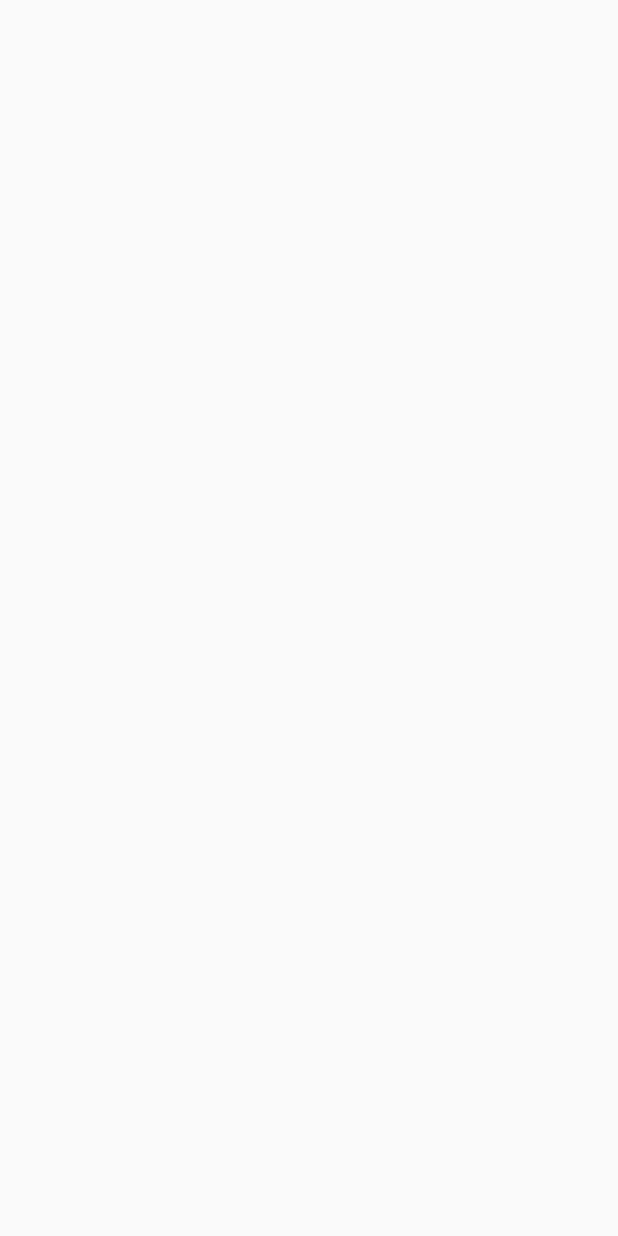
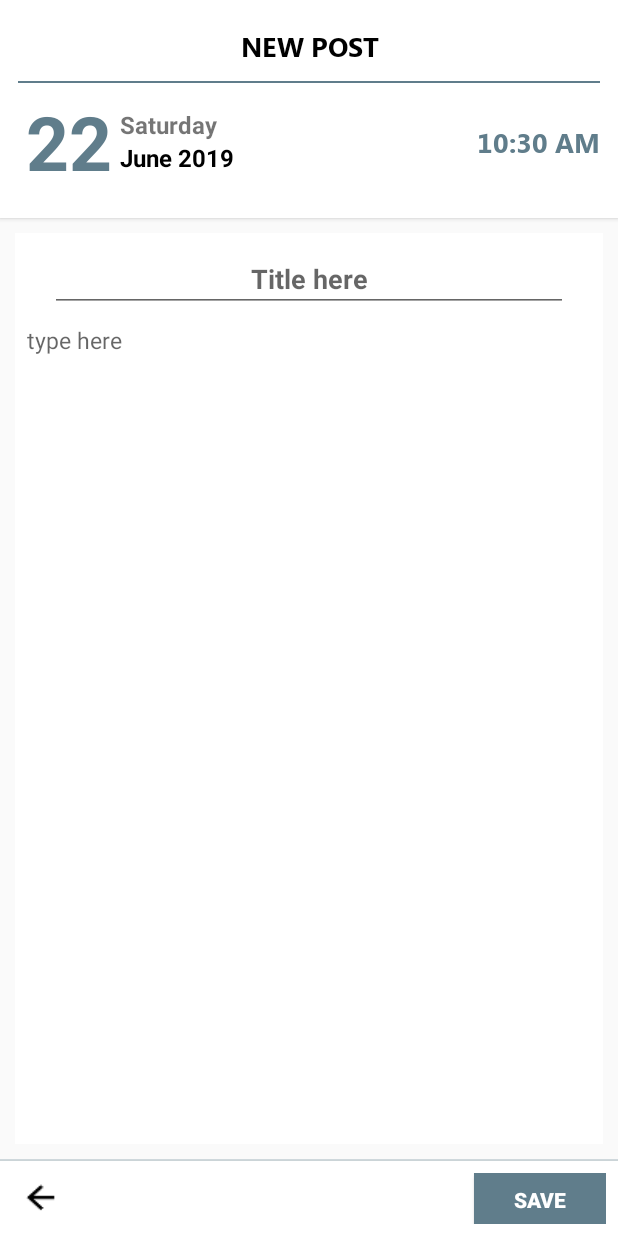
Before and after one commit to Hrishi-3331/AndroidDiary, an Android app: the New_Event screen opened directly, with no data from a screen before it, on a phone screen of 412 x 824 dp. Before the commit the screen is empty. Run offline under Robolectric (Android 15) with nearby library versions, the phone set to English and light mode, and no system bars.

Commit message:
Backend added

```diff
--- a/app/src/main/java/com/hrishi_3331/devstudio3331/diary/Home.java
+++ b/app/src/main/java/com/hrishi_3331/devstudio3331/diary/Home.java
@@ -1,7 +1,9 @@
 package com.hrishi_3331.devstudio3331.diary;
 
+import android.content.Intent;
 import android.support.v7.app.AppCompatActivity;
 import android.os.Bundle;
+import android.view.View;
 
 public class Home extends AppCompatActivity {
 
@@ -10,4 +12,9 @@ public class Home extends AppCompatActivity {
         super.onCreate(savedInstanceState);
         setContentView(R.layout.activity_home);
     }
+
+    public void NewPost(View view){
+        Intent intent = new Intent(Home.this, New_Event.class);
+        startActivity(intent);
+    }
 }
--- a/app/src/main/java/com/hrishi_3331/devstudio3331/diary/New_Event.java
+++ b/app/src/main/java/com/hrishi_3331/devstudio3331/diary/New_Event.java
@@ -2,12 +2,71 @@ package com.hrishi_3331.devstudio3331.diary;
 
 import android.support.v7.app.AppCompatActivity;
 import android.os.Bundle;
+import android.view.View;
+import android.widget.EditText;
+import android.widget.TextView;
+import android.widget.Toast;
+
+import java.io.FileNotFoundException;
+import java.io.FileOutputStream;
+import java.text.SimpleDateFormat;
+import java.util.Calendar;
+import java.util.Locale;
 
 public class New_Event extends AppCompatActivity {
+
+    private EditText title;
+    private EditText content;
+    private TextView day_date, month_date, day_of_week_date, time;
 
     @Override
     protected void onCreate(Bundle savedInstanceState) {
         super.onCreate(savedInstanceState);
         setContentView(R.layout.activity_new__event);
+
+        title = (EditText)findViewById(R.id.new_event_title);
+        content = (EditText)findViewById(R.id.new_event_content);
+        day_date = (TextView)findViewById(R.id.new_post_date);
+        month_date = (TextView)findViewById(R.id.new_post_month);
+        day_of_week_date = (TextView)findViewById(R.id.new_post_day);
+        time = (TextView)findViewById(R.id.new_post_time);
+
+        Calendar calendar = Calendar.getInstance(Locale.getDefault());
+        java.util.Date date = calendar.getTime();
+        SimpleDateFormat format = new SimpleDateFormat("dd/MM/yyyy", Locale.getDefault());
+        SimpleDateFormat day_date = new SimpleDateFormat("dd", Locale.getDefault());
+        SimpleDateFormat time_date = new SimpleDateFormat("h:mm a", Locale.getDefault());
+        SimpleDateFormat month_date = new SimpleDateFormat("MMMM", Locale.getDefault());
+        SimpleDateFormat year_date = new SimpleDateFormat("yyyy", Locale.getDefault());
+        SimpleDateFormat day_of_week = new SimpleDateFormat("EEEE", Locale.getDefault());
+        String mDate = format.format(date);
+
+        this.day_date.setText(day_date.format(date));
+        this.month_date.setText(month_date.format(date) + " " + year_date.format(date));
+        this.day_of_week_date.setText(day_of_week.format(date));
+        this.time.setText(time_date.format(date));
+    }
+
+    public void SaveFile(View view){
+        String Event_Title = title.getText().toString();
+        String Event_Content = content.getText().toString();
+
+        if(Event_Title.isEmpty()){
+            Toast.makeText(this, "Please Enter the title", Toast.LENGTH_SHORT).show();
+        }
+        else if(Event_Content.isEmpty()) {
+            Toast.makeText(this, "No content written to save", Toast.LENGTH_SHORT).show();
+        }
+        else {
+            String FileName = Event_Title + ".txt";
+            try {
+                FileOutputStream outputStream = openFileOutput(FileName, MODE_PRIVATE);
+                outputStream.write(Event_Content.getBytes());
+                outputStream.close();
+            } catch (Exception e) {
+                e.printStackTrace();
+            }
+        }
+
     }
 }
--- /dev/null
+++ b/app/src/main/java/com/hrishi_3331/devstudio3331/diary/NotebookEditText.java
@@ -0,0 +1,43 @@
+package com.hrishi_3331.devstudio3331.diary;
+
+import android.content.Context;
+import android.graphics.Canvas;
+import android.graphics.Color;
+import android.graphics.Paint;
+import android.graphics.Rect;
+import android.widget.EditText;
+
+public class NotebookEditText extends EditText {
+
+    private Rect mRect;
+    private Paint mPaint;
+
+    public NotebookEditText(Context context) {
+        super(context);
+        mRect = new Rect();
+        mPaint = new Paint();
+        mPaint.setStyle(Paint.Style.FILL_AND_STROKE);
+        mPaint.setColor(Color.BLACK);
+    }
+
+
+    @Override
+    protected void onDraw(Canvas canvas) {
+        int height = getHeight();
+        int lHeight = getLineHeight();
+        int count = height / lHeight;
+        if (getLineCount() > count) {
+            count = getLineCount();
+        }
+        Rect r = mRect;
+        Paint paint = mPaint;
+
+        int baseline = getLineBounds(0, r);
+
+        for (int i = 0; i < count; i++) {
+            canvas.drawLine(r.left, baseline + 1, r.right, baseline + 1, paint);
+            baseline += getLineHeight();
+        }
+        super.onDraw(canvas);
+    }
+}
--- /dev/null
+++ b/app/src/main/res/drawable/notebook.xml
@@ -0,0 +1,4 @@
+<?xml version="1.0" encoding="utf-8"?>
+<shape xmlns:android="http://schemas.android.com/apk/res/android">
+    <solid android:color="@android:color/transparent"/>
+</shape>
--- a/app/src/main/res/layout/activity_home.xml
+++ b/app/src/main/res/layout/activity_home.xml
@@ -148,7 +148,10 @@
         android:clickable="true"
         android:focusable="true"
         app:fabCustomSize="60dp"
-        app:srcCompat="@drawable/icons8_write" />
+        app:fabSize="mini"
+        app:srcCompat="@drawable/icons8_write"
+        android:onClick="NewPost"
+        />
 
     <LinearLayout
         android:layout_width="match_parent"
--- a/app/src/main/res/layout/activity_new__event.xml
+++ b/app/src/main/res/layout/activity_new__event.xml
@@ -1,9 +1,176 @@
 <?xml version="1.0" encoding="utf-8"?>
-<android.support.constraint.ConstraintLayout xmlns:android="http://schemas.android.com/apk/res/android"
+<LinearLayout xmlns:android="http://schemas.android.com/apk/res/android"
     xmlns:app="http://schemas.android.com/apk/res-auto"
     xmlns:tools="http://schemas.android.com/tools"
     android:layout_width="match_parent"
     android:layout_height="match_parent"
-    tools:context=".New_Event">
+    tools:context=".New_Event"
+    android:background="#FAFAFA"
+    android:orientation="vertical">
 
-</android.support.constraint.ConstraintLayout>
+    <LinearLayout
+        android:elevation="2dp"
+        android:layout_width="match_parent"
+        android:layout_height="wrap_content"
+        android:orientation="vertical"
+        android:background="@android:color/white"
+        android:padding="12dp"
+        >
+
+        <TextView
+            android:layout_width="match_parent"
+            android:layout_height="wrap_content"
+            android:layout_marginBottom="5dp"
+            android:fontFamily="@font/segoe_ui_bold"
+            android:padding="6dp"
+            android:text="@string/new_post"
+            android:textAlignment="center"
+            android:textColor="@android:color/black"
+            android:textSize="18sp"
+            android:textStyle="bold" />
+
+        <LinearLayout
+            android:layout_width="match_parent"
+            android:layout_height="1.5dp"
+            android:background="@color/colorPrimary"
+            />
+
+        <LinearLayout
+            android:gravity="center"
+            android:layout_width="match_parent"
+            android:layout_height="wrap_content"
+            android:orientation="horizontal"
+            >
+
+            <TextView
+                android:id="@+id/new_post_date"
+                android:layout_width="wrap_content"
+                android:layout_height="wrap_content"
+                android:padding="5dp"
+                android:text="23"
+                android:textAlignment="center"
+                android:textColor="@color/colorPrimary"
+                android:textSize="50sp"
+                android:textStyle="bold" />
+
+            <LinearLayout
+                android:layout_width="wrap_content"
+                android:layout_height="match_parent"
+                android:orientation="vertical"
+                android:gravity="center_vertical"
+                >
+
+                <TextView
+                    android:id="@+id/new_post_day"
+                    android:layout_width="wrap_content"
+                    android:layout_height="wrap_content"
+                    android:text="Saturday"
+                    android:textSize="16sp"
+                    android:textStyle="bold" />
+
+                <TextView
+                    android:id="@+id/new_post_month"
+                    android:layout_width="wrap_content"
+                    android:layout_height="wrap_content"
+                    android:text="June 2019"
+                    android:textColor="@android:color/black"
+                    android:textSize="16sp"
+                    android:textStyle="bold" />
+
+            </LinearLayout>
+
+            <TextView
+                android:id="@+id/new_post_time"
+                android:layout_width="0dp"
+                android:layout_height="wrap_content"
+                android:layout_weight="1"
+                android:fontFamily="@font/segoe_ui_bold"
+                android:text="12:54 PM"
+                android:textAlignment="textEnd"
+                android:textColor="@color/colorPrimary"
+                android:textSize="18sp"
+                android:textStyle="bold" />
+
+
+        </LinearLayout>
+    </LinearLayout>
+
+    <LinearLayout
+        android:orientation="vertical"
+        android:layout_width="match_parent"
+        android:layout_height="0dp"
+        android:layout_margin="10dp"
+        android:layout_weight="1"
+        android:background="@android:color/white"
+        android:focusableInTouchMode="true"
+        android:padding="8dp">
+
+        <EditText
+            android:id="@+id/new_event_title"
+            android:layout_width="match_parent"
+            android:layout_height="wrap_content"
+            android:layout_marginLeft="15dp"
+            android:layout_marginRight="15dp"
+            android:hint="Title here"
+            android:padding="10dp"
+            android:textAlignment="center"
+            android:textColor="@color/colorPrimary"
+            android:textSize="18sp"
+            android:textStyle="bold" />
+
+        <EditText
+            android:id="@+id/new_event_content"
+            android:layout_width="match_parent"
+            android:layout_height="0dp"
+            android:layout_marginTop="8dp"
+            android:layout_weight="1"
+            android:background="@drawable/notebook"
+            android:gravity="top"
+            android:hint="type here"
+            android:textColor="@android:color/black"
+            android:textSize="15sp" />
+
+
+    </LinearLayout>
+
+    <LinearLayout
+        android:layout_width="match_parent"
+        android:layout_height="1dp"
+        android:background="@color/colorAccent"
+        />
+
+    <LinearLayout
+        android:elevation="2dp"
+        android:layout_width="match_parent"
+        android:layout_height="50dp"
+        android:gravity="center_vertical"
+        android:background="@android:color/white"
+        android:orientation="horizontal"
+        android:padding="8dp"
+        >
+
+        <ImageButton
+            android:layout_width="28dp"
+            android:layout_height="25dp"
+            android:layout_marginStart="5dp"
+            android:background="@android:color/transparent"
+            android:scaleType="fitXY"
+            android:src="@mipmap/ic_arrow_left_black_18dp" />
+
+        <LinearLayout
+            android:layout_width="0dp"
+            android:layout_height="wrap_content"
+            android:layout_weight="1"/>
+
+        <Button
+            android:layout_width="wrap_content"
+            android:layout_height="wrap_content"
+            android:background="@color/colorPrimary"
+            android:padding="8dp"
+            android:text="SAVE"
+            android:textColor="@android:color/white"
+            android:textStyle="bold" />
+
+    </LinearLayout>
+
+</LinearLayout>
--- a/app/src/main/res/values/colors.xml
+++ b/app/src/main/res/values/colors.xml
@@ -1,6 +1,6 @@
 <?xml version="1.0" encoding="utf-8"?>
 <resources>
-    <color name="colorPrimary">#607D8B</color>
+    <color name="colorPrimary">#607d8b</color>
     <color name="colorPrimaryDark">#607D8B</color>
     <color name="colorAccent">#CFD8DC</color>
     <color name="darktheme">#263238</color>
--- a/app/src/main/res/values/strings.xml
+++ b/app/src/main/res/values/strings.xml
@@ -5,4 +5,5 @@
     <string name="welcome">Welcome,</string>
     <string name="greet">What\'s in your mind today?</string>
     <string name="lorel_ipsum">Lorem ipsum dolor sit amet, consectetur adipiscing elit, sed do eiusmod tempor incididunt ut labore et dolore magna aliqua. Ut enim ad minim veniam, quis nostrud exercitation ullamco laboris nisi ut aliquip ex ea commodo consequat.</string>
+    <string name="new_post">NEW POST</string>
 </resources>
```
